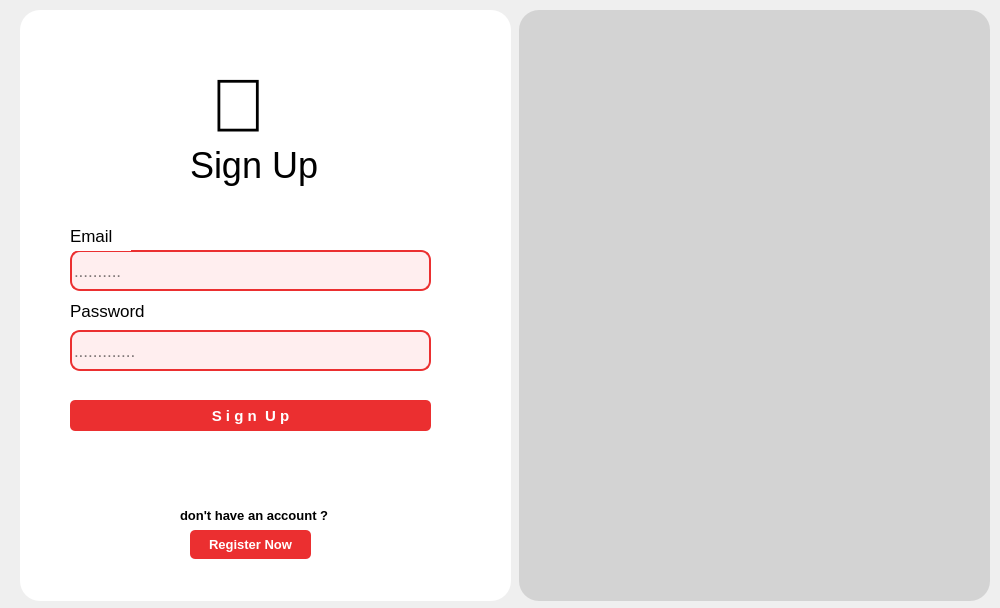
Before: the Qt Designer form login-form.ui in Cxuchy/Esprit-Planner-Administrator, drawn with Qt 5.
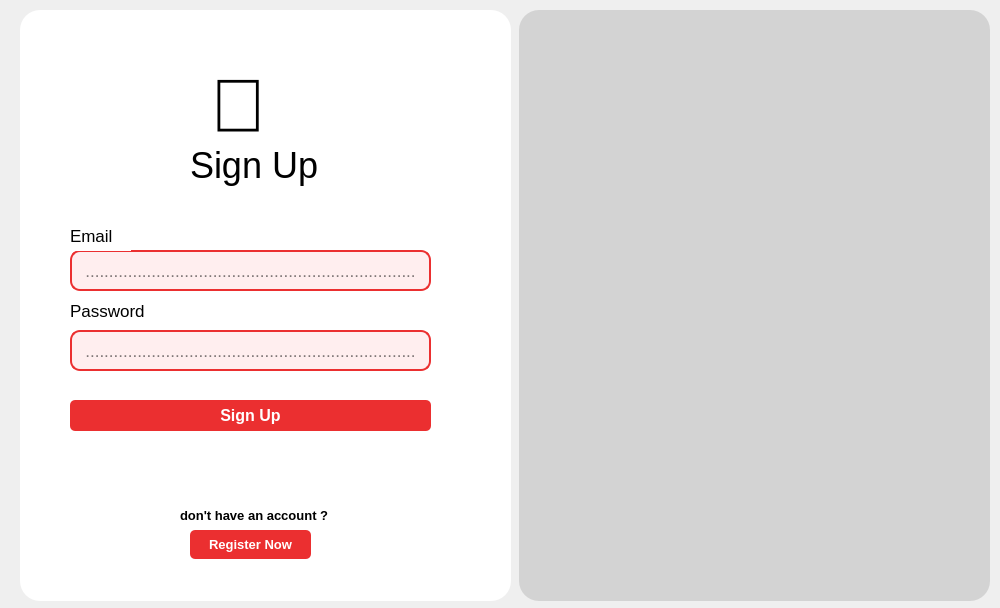
After: the same form once the commit is applied. Icons and pictures are not drawn.

What changed in the file:
```diff
--- a/login-form.ui
+++ b/login-form.ui
@@ -55,8 +55,11 @@
 
 }</string>
     </property>
+    <property name="alignment">
+     <set>Qt::AlignCenter</set>
+    </property>
     <property name="placeholderText">
-     <string>..........</string>
+     <string>......................................................................</string>
     </property>
    </widget>
    <widget class="QLineEdit" name="password_textfield">
@@ -91,8 +94,11 @@
     <property name="echoMode">
      <enum>QLineEdit::Password</enum>
     </property>
+    <property name="alignment">
+     <set>Qt::AlignCenter</set>
+    </property>
     <property name="placeholderText">
-     <string>.............</string>
+     <string>......................................................................</string>
     </property>
    </widget>
    <widget class="QPushButton" name="login_btn">
@@ -107,7 +113,7 @@
     <property name="font">
      <font>
       <family>Segoe UI</family>
-      <pointsize>11</pointsize>
+      <pointsize>12</pointsize>
       <weight>75</weight>
       <bold>true</bold>
      </font>
@@ -127,7 +133,7 @@
 }</string>
     </property>
     <property name="text">
-     <string>S i g n  U p</string>
+     <string>Sign Up</string>
     </property>
    </widget>
    <widget class="QLabel" name="label">
```
